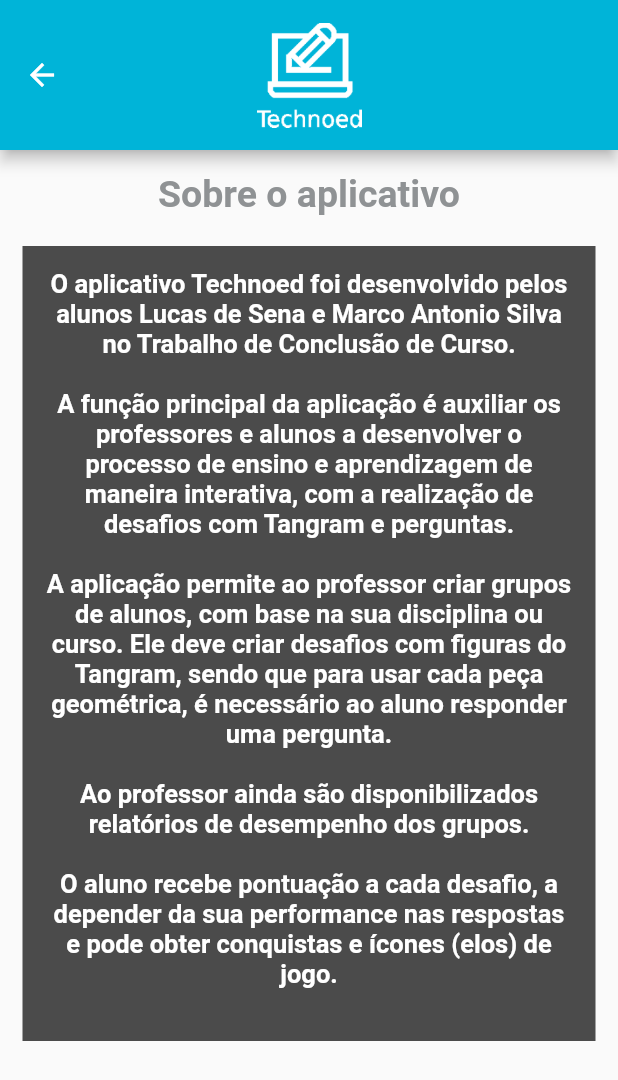
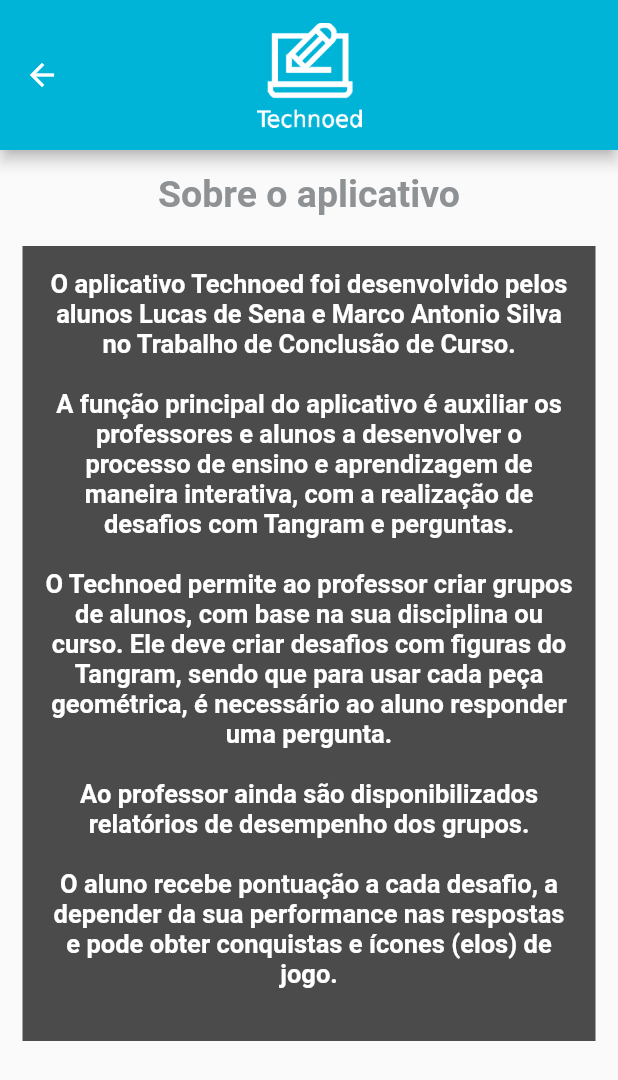
Before and after one commit to lucasdesena/technoed, a Flutter app: the ProfessorPage widget shown alone on an empty page, opened directly with empty values, after a tap on "Sobre", on a phone screen of 412 x 824 dp. Shown: the top 1080 px of the screen. Run offline on Flutter 3.47's test engine with Material 2 defaults, Android fonts, the phone set to English and light mode, and no system bars; our stand-ins replace cloud_firestore, firebase_core, material_design_icons_flutter; accounts and stored records are empty; statements that could not run were skipped.

Commit message:
Botões na tela do aluno e pequenos ajustes

```diff
--- a/lib/pages/professor_page.dart
+++ b/lib/pages/professor_page.dart
@@ -46,7 +46,7 @@ class _ProfessorPageState extends State<ProfessorPage> {
             automaticallyImplyLeading: false,
             toolbarHeight: 100,
             title: Text(
-              widget.nome,
+              'Olá, ' + widget.nome,
               style: const TextStyle(
                 color: Colors.white,
                 fontSize: 20,
@@ -94,7 +94,8 @@ class _ProfessorPageState extends State<ProfessorPage> {
                             ),
                             Text(
                               'Perfil',
-                              style: TextStyle(fontSize: 20),
+                              style:
+                                  TextStyle(fontSize: 20, color: Colors.white),
                             ),
                           ],
                         ),
@@ -123,7 +124,8 @@ class _ProfessorPageState extends State<ProfessorPage> {
                             ),
                             Text(
                               'Sobre',
-                              style: TextStyle(fontSize: 20),
+                              style:
+                                  TextStyle(fontSize: 20, color: Colors.white),
                             ),
                           ],
                         ),
--- a/lib/pages/sobre_page.dart
+++ b/lib/pages/sobre_page.dart
@@ -41,8 +41,8 @@ class _SobrePageState extends State<SobrePage> {
                 decoration: BoxDecoration(color: Colors.black.withOpacity(0.7)),
                 child: const Text(
                   "O aplicativo Technoed foi desenvolvido pelos alunos Lucas de Sena e Marco Antonio Silva no Trabalho de Conclusão de Curso.\n\n"
-                  "A função principal da aplicação é auxiliar os professores e alunos a desenvolver o processo de ensino e aprendizagem de maneira interativa, com a realização de desafios com Tangram e perguntas.\n\n"
-                  "A aplicação permite ao professor criar grupos de alunos, com base na sua disciplina ou curso. Ele deve criar desafios com figuras do Tangram, sendo que para usar cada peça geométrica, é necessário ao aluno responder uma pergunta.\n\n"
+                  "A função principal do aplicativo é auxiliar os professores e alunos a desenvolver o processo de ensino e aprendizagem de maneira interativa, com a realização de desafios com Tangram e perguntas.\n\n"
+                  "O Technoed permite ao professor criar grupos de alunos, com base na sua disciplina ou curso. Ele deve criar desafios com figuras do Tangram, sendo que para usar cada peça geométrica, é necessário ao aluno responder uma pergunta.\n\n"
                   "Ao professor ainda são disponibilizados relatórios de desempenho dos grupos.\n\n"
                   "O aluno recebe pontuação a cada desafio, a depender da sua performance nas respostas e pode obter conquistas e ícones (elos) de jogo.\n",
                   textAlign: TextAlign.center,
```
Also changed, not shown: lib/pages/aluno_page.dart (+119 -1 lines).
